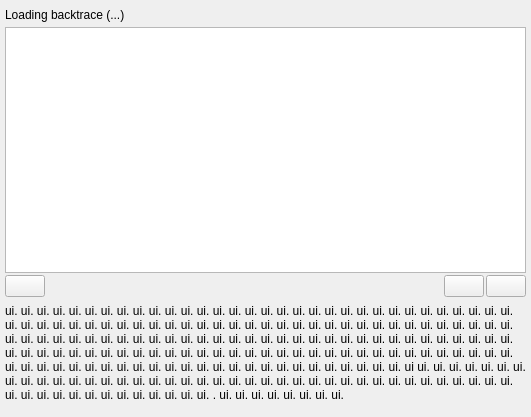
Above: drkonqi/getbacktracewidget.ui from KDE/kde-runtime before the change. Below: the same form after it.
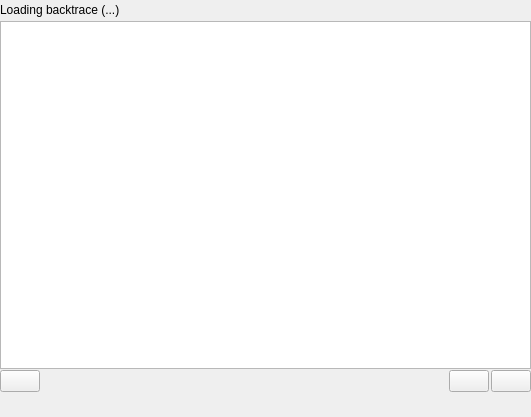
That is the form after the change. Custom widgets are drawn as their Qt base class.

What changed in the file:
```diff
--- a/drkonqi/getbacktracewidget.ui
+++ b/drkonqi/getbacktracewidget.ui
@@ -14,22 +14,13 @@
    <string>Form</string>
   </property>
   <layout class="QVBoxLayout" name="verticalLayout_3">
-   <property name="leftMargin">
-    <number>5</number>
-   </property>
-   <property name="topMargin">
-    <number>5</number>
-   </property>
-   <property name="rightMargin">
-    <number>5</number>
-   </property>
-   <property name="bottomMargin">
-    <number>10</number>
+   <property name="margin">
+    <number>0</number>
    </property>
    <item>
     <layout class="QVBoxLayout" name="verticalLayout">
      <property name="spacing">
-      <number>2</number>
+      <number>1</number>
      </property>
      <item>
       <layout class="QHBoxLayout" name="horizontalLayout">
@@ -107,8 +98,8 @@
        </property>
        <item>
         <widget class="QLabel" name="m_extraDetailsLabel">
-         <property name="text">
-          <string>ui. ui. ui. ui. ui. ui. ui. ui. ui. ui. ui. ui. ui. ui. ui. ui. ui. ui. ui. ui. ui. ui. ui. ui. ui. ui. ui. ui. ui. ui. ui. ui. ui. ui. ui. ui. ui. ui. ui. ui. ui. ui. ui. ui. ui. ui. ui. ui. ui. ui. ui. ui. ui. ui. ui. ui. ui. ui. ui. ui. ui. ui. ui. ui. ui. ui. ui. ui. ui. ui. ui. ui. ui. ui. ui. ui. ui. ui. ui. ui. ui. ui. ui. ui. ui. ui. ui. ui. ui. ui. ui. ui. ui. ui. ui. ui. ui. ui. ui. ui. ui. ui. ui. ui. ui. ui. ui. ui. ui. ui. ui. ui. ui. ui. ui. ui. ui. ui. ui. ui. ui. ui. ui. ui. ui. ui. ui. ui. ui. ui. ui. ui. ui. ui. ui. ui. ui. ui. ui. ui. ui. ui. ui. ui. ui. ui. ui. ui. ui. ui. ui. ui. ui. ui ui. ui. ui. ui. ui. ui. ui. ui. ui. ui. ui. ui. ui. ui. ui. ui. ui. ui. ui. ui. ui. ui. ui. ui. ui. ui. ui. ui. ui. ui. ui. ui. ui. ui. ui. ui. ui. ui. ui. ui. ui. ui. ui. ui. ui. ui. ui. ui. ui. ui. ui. ui. . ui. ui. ui. ui. ui. ui. ui. ui. </string>
+         <property name="textFormat">
+          <enum>Qt::RichText</enum>
          </property>
          <property name="wordWrap">
           <bool>true</bool>
```
